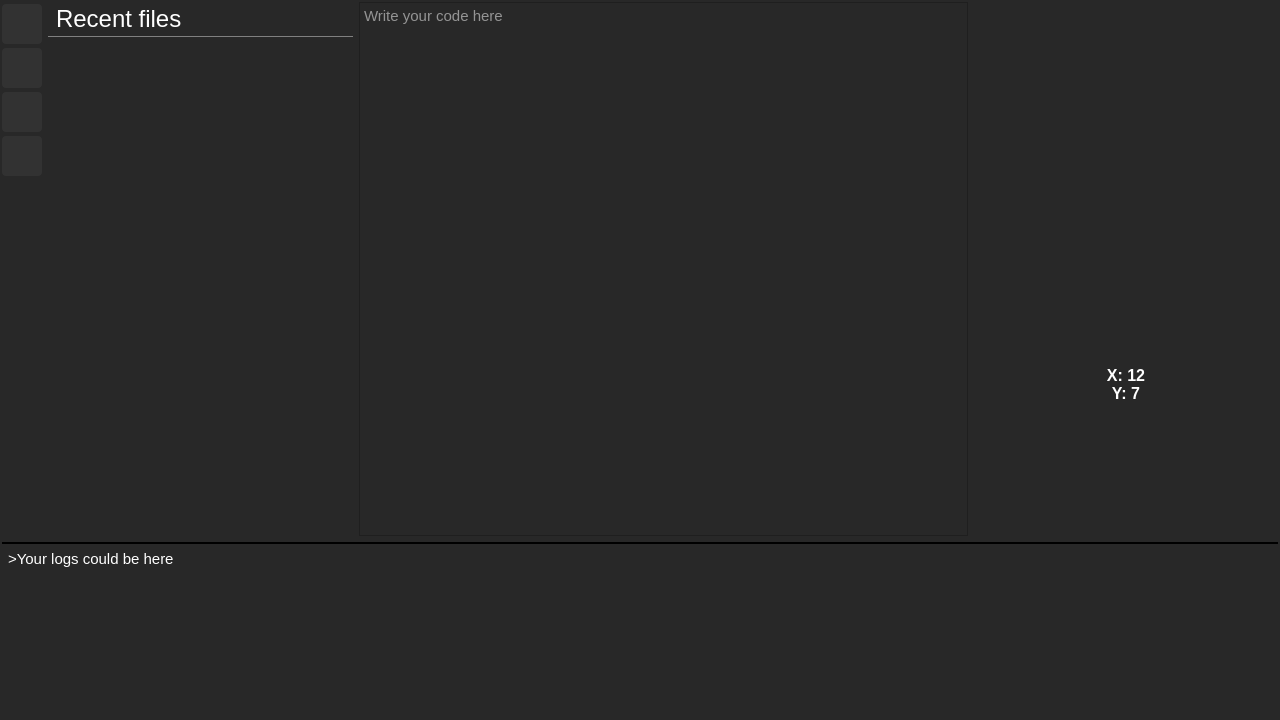
The window that ui/main.ui (generalsuslik/grid-interpreter) describes before a commit, drawn with Qt 5.
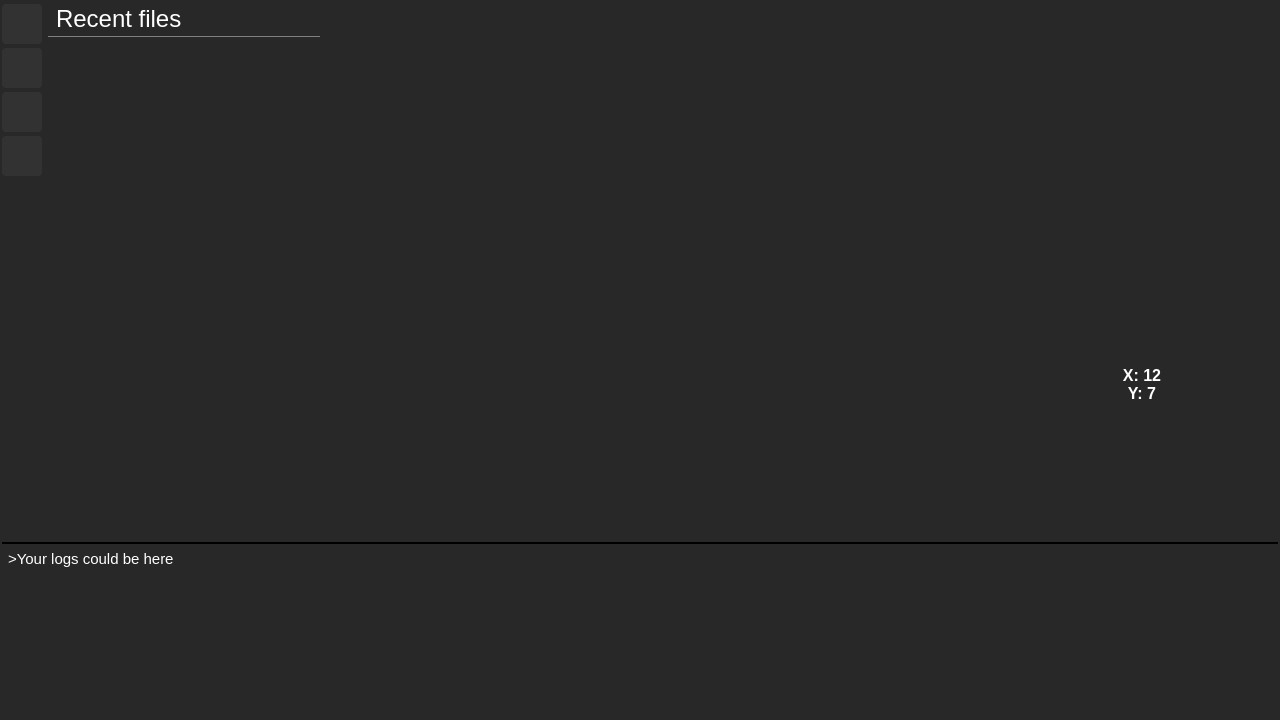
The same window after the commit. Icons and pictures are not drawn.

What changed in the file:
```diff
--- a/ui/main.ui
+++ b/ui/main.ui
@@ -40,7 +40,7 @@
     <item row="0" column="1">
      <layout class="QVBoxLayout" name="verticalLayout" stretch="3,1">
       <item>
-       <layout class="QHBoxLayout" name="horizontalLayout" stretch="0,1,2,1">
+       <layout class="QHBoxLayout" name="horizontalLayout" stretch="0,2,5,2">
         <item>
          <layout class="QVBoxLayout" name="ui_buttons">
           <property name="spacing">
@@ -238,6 +238,12 @@
          <layout class="QVBoxLayout" name="recent_layout">
           <item alignment="Qt::AlignTop">
            <widget class="QLabel" name="label">
+            <property name="minimumSize">
+             <size>
+              <width>250</width>
+              <height>0</height>
+             </size>
+            </property>
             <property name="font">
              <font>
               <pointsize>18</pointsize>
@@ -261,23 +267,7 @@
          </layout>
         </item>
         <item>
-         <layout class="QVBoxLayout" name="code_layout">
-          <item>
-           <widget class="QTextEdit" name="code_field">
-            <property name="font">
-             <font>
-              <pointsize>11</pointsize>
-             </font>
-            </property>
-            <property name="documentTitle">
-             <string/>
-            </property>
-            <property name="placeholderText">
-             <string>Write your code here</string>
-            </property>
-           </widget>
-          </item>
-         </layout>
+         <layout class="QVBoxLayout" name="code_layout"/>
         </item>
         <item>
          <layout class="QVBoxLayout" name="preview_layout" stretch="2,1">
@@ -286,6 +276,12 @@
             <property name="enabled">
              <bool>true</bool>
             </property>
+            <property name="maximumSize">
+             <size>
+              <width>16777215</width>
+              <height>16777215</height>
+             </size>
+            </property>
             <property name="styleSheet">
              <string notr="true"/>
             </property>
```
